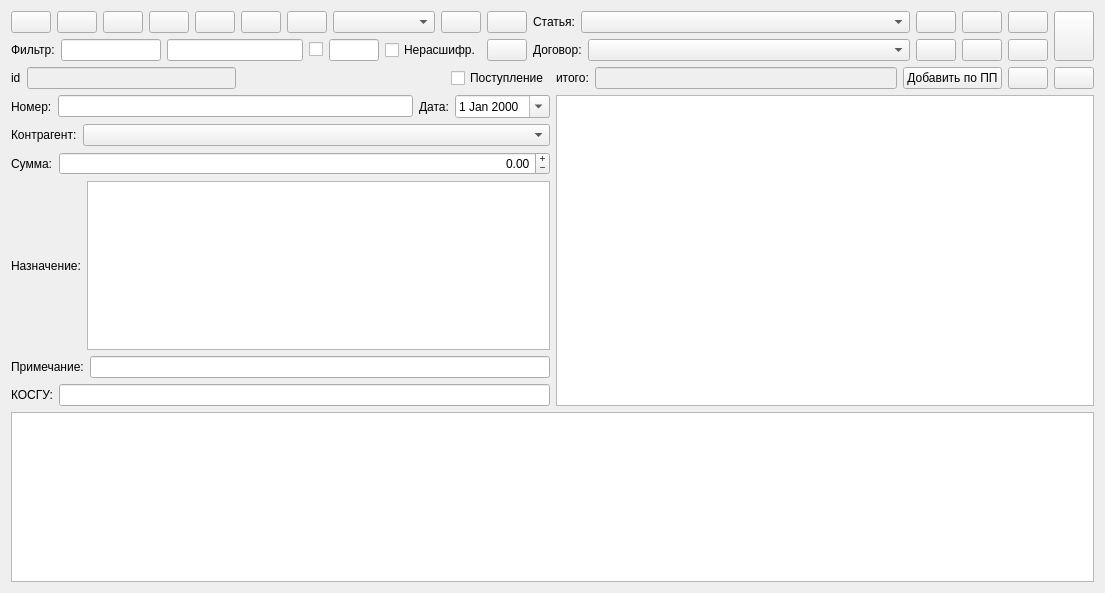
GorINIch73/Audit, file formbank.ui: the form before one commit.
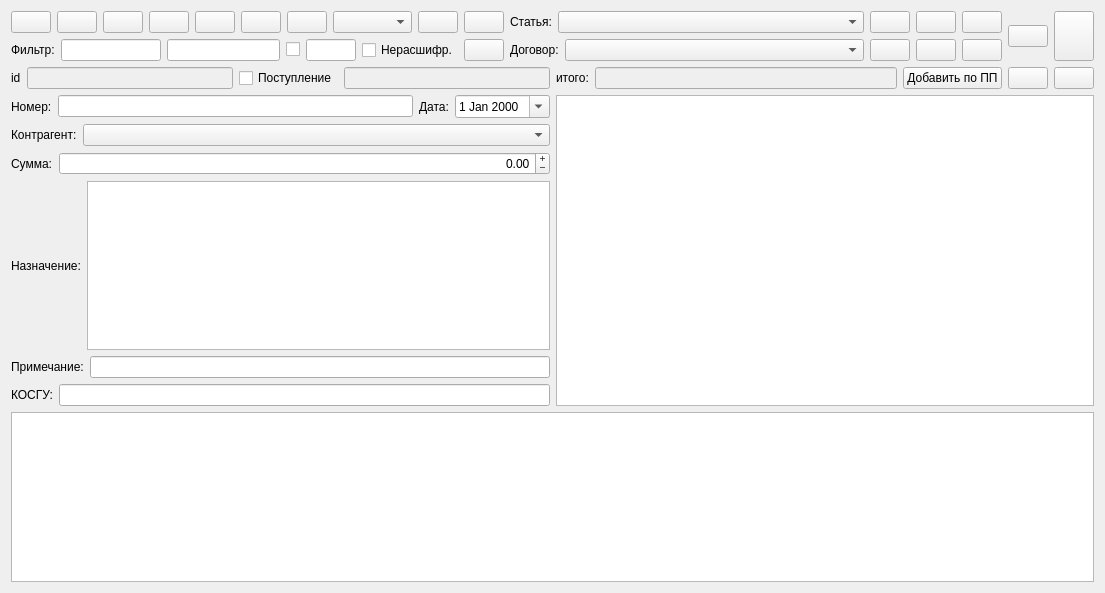
The form after the commit. Icons and pictures are not drawn.

```diff
--- a/formbank.ui
+++ b/formbank.ui
@@ -454,6 +454,26 @@
        </item>
       </layout>
      </item>
+     <item>
+      <layout class="QVBoxLayout" name="verticalLayout_6"/>
+     </item>
+     <item>
+      <widget class="QPushButton" name="pushButton_rep_b">
+       <property name="text">
+        <string/>
+       </property>
+       <property name="icon">
+        <iconset resource="pix.qrc">
+         <normaloff>:/pix/query.png</normaloff>:/pix/query.png</iconset>
+       </property>
+       <property name="iconSize">
+        <size>
+         <width>24</width>
+         <height>24</height>
+        </size>
+       </property>
+      </widget>
+     </item>
      <item>
       <widget class="QPushButton" name="pushButton_close">
        <property name="sizePolicy">
@@ -505,19 +525,6 @@
            </property>
           </widget>
          </item>
-         <item>
-          <spacer name="horizontalSpacer">
-           <property name="orientation">
-            <enum>Qt::Horizontal</enum>
-           </property>
-           <property name="sizeHint" stdset="0">
-            <size>
-             <width>40</width>
-             <height>20</height>
-            </size>
-           </property>
-          </spacer>
-         </item>
          <item>
           <widget class="QCheckBox" name="checkBox_receipt">
            <property name="text">
@@ -528,6 +535,16 @@
            </property>
           </widget>
          </item>
+         <item>
+          <widget class="QLineEdit" name="lineEdit_summa_b">
+           <property name="enabled">
+            <bool>false</bool>
+           </property>
+           <property name="alignment">
+            <set>Qt::AlignRight|Qt::AlignTrailing|Qt::AlignVCenter</set>
+           </property>
+          </widget>
+         </item>
         </layout>
        </item>
        <item>
```
